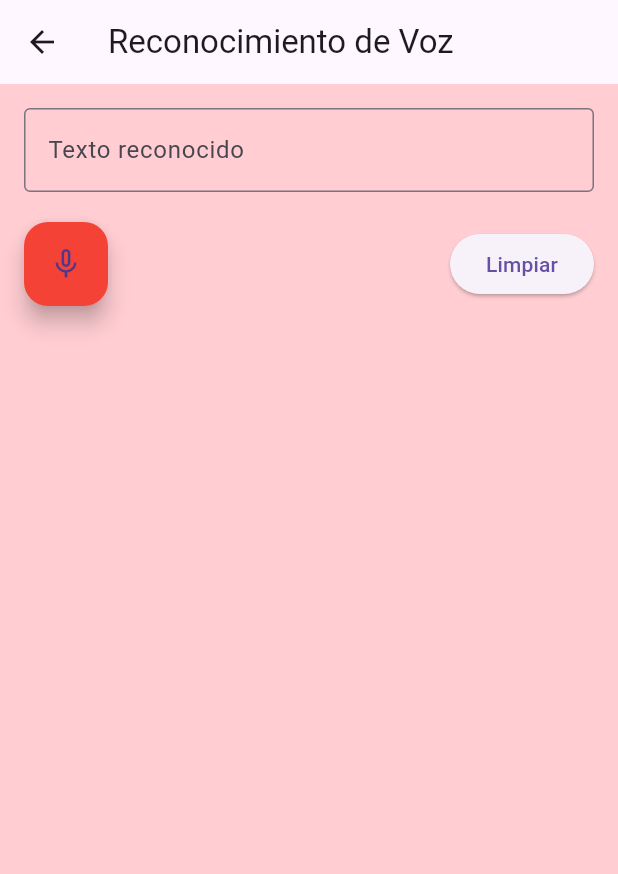
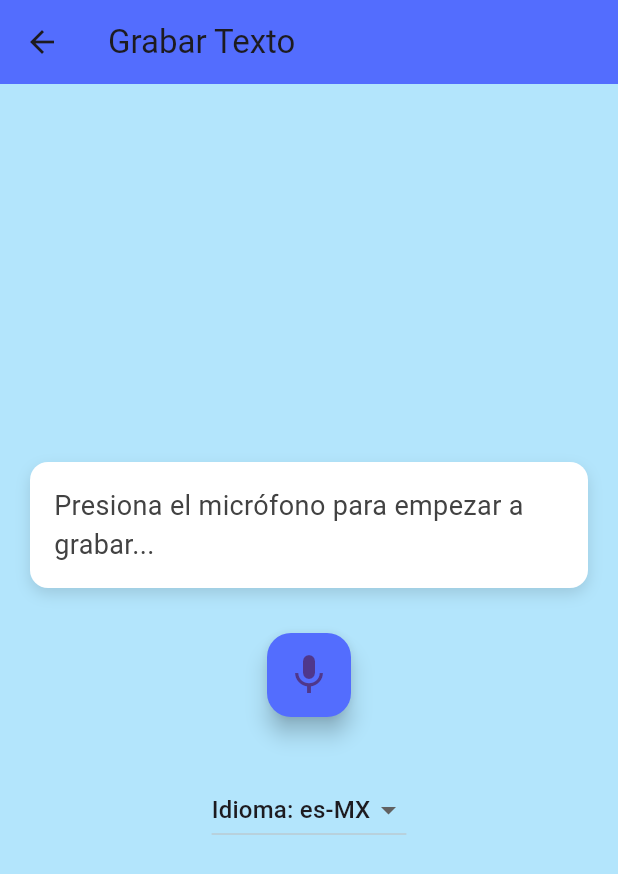
Before and after one commit to PedroPortillo0/app-movil-erraminetas, a Flutter app: the MicroScreen screen opened by its route, on a phone screen of 412 x 824 dp. Shown: the top 874 px of the screen. Run offline on Flutter 3.47's test engine with Material 3 defaults, Android fonts, the phone set to English and light mode, and no system bars; our stand-ins replace flutter_tts, geolocator, permission_handler, sensors_plus, speech_to_text; missing offline and left inert: mobile_scanner.

Commit message:
actualizar micro

```diff
--- a/lib/Pages/micro.dart
+++ b/lib/Pages/micro.dart
@@ -10,16 +10,19 @@ class MicroScreen extends StatefulWidget {
 class _MicroScreenState extends State<MicroScreen> {
   late stt.SpeechToText _speech;
   bool _isListening = false;
-  bool _speechEnabled = false;
-  String _statusMessage = '';
-  TextEditingController _textController = TextEditingController();
-  String _localeId = 'es_ES'; // Puedes cambiarlo a 'es_MX' si prefieres
+  String _speechText = '';
+  String _selectedLanguage = "es-MX";
 
   @override
   void initState() {
     super.initState();
-    _requestMicrophonePermission(); // Pedir permiso para el micrófono
-    _initSpeech();
+    _initializeSpeech();
+  }
+
+  // Inicializar la función de Speech-to-Text
+  Future<void> _initializeSpeech() async {
+    _speech = stt.SpeechToText();
+    await _requestMicrophonePermission();
   }
 
   // Pedir permisos de micrófono
@@ -30,99 +33,114 @@ class _MicroScreenState extends State<MicroScreen> {
     }
   }
 
-  // Inicializar el reconocimiento de voz
-  void _initSpeech() async {
-    _speech = stt.SpeechToText();
+  // Iniciar la grabación de voz
+  Future<void> _startListening() async {
+    var status = await Permission.microphone.request();
+    if (status.isGranted) {
       bool available = await _speech.initialize(
         onStatus: (val) {
-        setState(() {
-          _statusMessage = 'Estado: $val';
-        });
-        print('onStatus: $val');
+          if (val == 'done') {
+            _stopListening();
+          }
         },
-      onError: (val) {
-        setState(() {
-          _statusMessage = 'Error: $val';
-        });
-        print('onError: $val');
-      },
+        onError: (val) => print('Error: $val'),
       );
 
-    // Obtener los idiomas soportados
-    var locales = await _speech.locales();
-    print('Idiomas soportados: $locales');
-
+      if (available) {
+        setState(() => _isListening = true);
+        _speech.listen(
+          onResult: (val) {
             setState(() {
-      _speechEnabled = available;
-      if (!available) {
-        _statusMessage = 'Reconocimiento de voz no disponible';
+              _speechText = val.recognizedWords;
+            });
+          },
+          localeId: _selectedLanguage,
+        );
       }
-    });
+    } else {
+      print("Permisos de micrófono denegados");
+    }
   }
 
-  // Función para iniciar o detener el reconocimiento de voz
-  void _listen() async {
-    if (_speechEnabled && !_isListening) {
-      setState(() => _isListening = true);
-      _speech.listen(
-        onResult: (val) => setState(() {
-          _textController.text = val.recognizedWords;
-        }),
-        localeId: _localeId,  // Establecer el idioma
-        listenFor: Duration(seconds: 10),  // Escucha por un máximo de 10 segundos
-        pauseFor: Duration(seconds: 5),    // Pausa el reconocimiento después de 5 segundos de silencio
-        onDevice: true,                    // Forzar el reconocimiento en dispositivo
-      );
-    } else if (_isListening) {
+  // Detener la grabación de voz
+  void _stopListening() {
     setState(() => _isListening = false);
     _speech.stop();
   }
-  }
 
-  // Limpiar el campo de texto
-  void _clearText() {
+  // Cambiar el idioma para la voz
+  void _changeLanguage(String languageCode) {
     setState(() {
-      _textController.clear();
+      _selectedLanguage = languageCode;
     });
   }
 
   @override
   Widget build(BuildContext context) {
     return Scaffold(
+      backgroundColor: Colors.lightBlue[100], // Fondo azul claro
       appBar: AppBar(
-        title: Text('Reconocimiento de Voz'),
+        title: Text('Grabar Texto'),
+        backgroundColor: Colors.indigoAccent,
+        elevation: 0, // Sin sombra
       ),
-      backgroundColor: _isListening ? Colors.green[100] : Colors.red[100],  // Cambia el color de fondo
-      body: Padding(
-        padding: const EdgeInsets.all(16.0),
-        child: Column(
+      body: Column(
+        mainAxisAlignment: MainAxisAlignment.center,
         children: [
-            TextField(
-              controller: _textController,
-              decoration: InputDecoration(
-                hintText: 'Texto reconocido',
-                border: OutlineInputBorder(),
-              ),
-            ),
-            SizedBox(height: 20),
-            Row(
-              mainAxisAlignment: MainAxisAlignment.spaceBetween,
-              children: [
-                FloatingActionButton(
-                  onPressed: _speechEnabled ? _listen : null,
-                  backgroundColor: _isListening ? Colors.green : Colors.red,  // Cambia el color del botón
-                  child: Icon(_isListening ? Icons.mic : Icons.mic_none),
-                ),
-                ElevatedButton(
-                  onPressed: _clearText,
-                  child: Text('Limpiar'),
+          Padding(
+            padding: const EdgeInsets.symmetric(horizontal: 20.0),
+            child: Container(
+              padding: EdgeInsets.all(16),
+              decoration: BoxDecoration(
+                color: Colors.white,
+                borderRadius: BorderRadius.circular(12),
+                boxShadow: [
+                  BoxShadow(
+                    color: Colors.black12,
+                    blurRadius: 8,
+                    offset: Offset(0, 4),
                   ),
                 ],
               ),
-            SizedBox(height: 20),
-            Text(_statusMessage),
+              child: Text(
+                _speechText.isEmpty
+                    ? 'Presiona el micrófono para empezar a grabar...'
+                    : _speechText,
+                style: TextStyle(
+                  fontSize: 18,
+                  color: Colors.grey[800],
+                  fontWeight: FontWeight.w400,
+                ),
+              ),
+            ),
+          ),
+          SizedBox(height: 30),
+          FloatingActionButton(
+            onPressed: _isListening ? _stopListening : _startListening,
+            backgroundColor: _isListening ? Colors.redAccent : Colors.indigoAccent,
+            child: Icon(
+              _isListening ? Icons.mic_off : Icons.mic,
+              size: 32.0,
+            ),
+          ),
+          SizedBox(height: 30),
+          Padding(
+            padding: const EdgeInsets.all(8.0),
+            child: DropdownButton<String>(
+              value: _selectedLanguage,
+              onChanged: (String? newValue) {
+                _changeLanguage(newValue!);
+              },
+              items: <String>['en-US', 'es-MX', 'fr-FR']
+                  .map<DropdownMenuItem<String>>((String value) {
+                return DropdownMenuItem<String>(
+                  value: value,
+                  child: Text('Idioma: $value'),
+                );
+              }).toList(),
+            ),
+          ),
         ],
-        ),
       ),
     );
   }
```
Also changed, not shown: lib/Pages/gps.dart (+27 -0 lines), lib/Pages/home_screen.dart (+3 -9 lines), lib/Pages/qr.dart (+59 -10 lines). Lines whose indentation alone changed are shown as unchanged.
